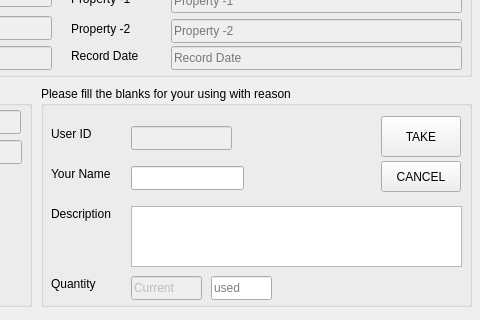
First picture: the form in GUI/takeform.ui, repository yavuzbektas/Stock_Program, before the edit; both pictures show x 379 to 859 and y 104 to 424 of the 859 by 424 pixel window.
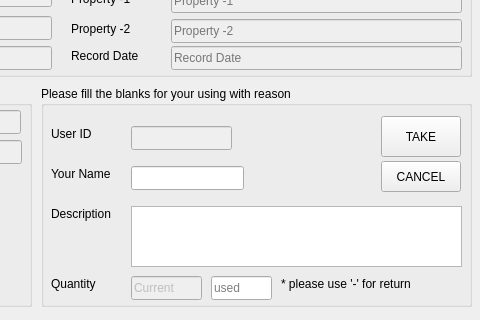
Second picture: the form after the edit.

Patch:
```diff
--- a/GUI/takeform.ui
+++ b/GUI/takeform.ui
@@ -187,6 +187,22 @@
      <string>CANCEL</string>
     </property>
    </widget>
+   <widget class="QLabel" name="label_15">
+    <property name="enabled">
+     <bool>true</bool>
+    </property>
+    <property name="geometry">
+     <rect>
+      <x>240</x>
+      <y>190</y>
+      <width>181</width>
+      <height>16</height>
+     </rect>
+    </property>
+    <property name="text">
+     <string>* please use '-' for return</string>
+    </property>
+   </widget>
   </widget>
   <widget class="QGroupBox" name="groupBox">
    <property name="geometry">
```
